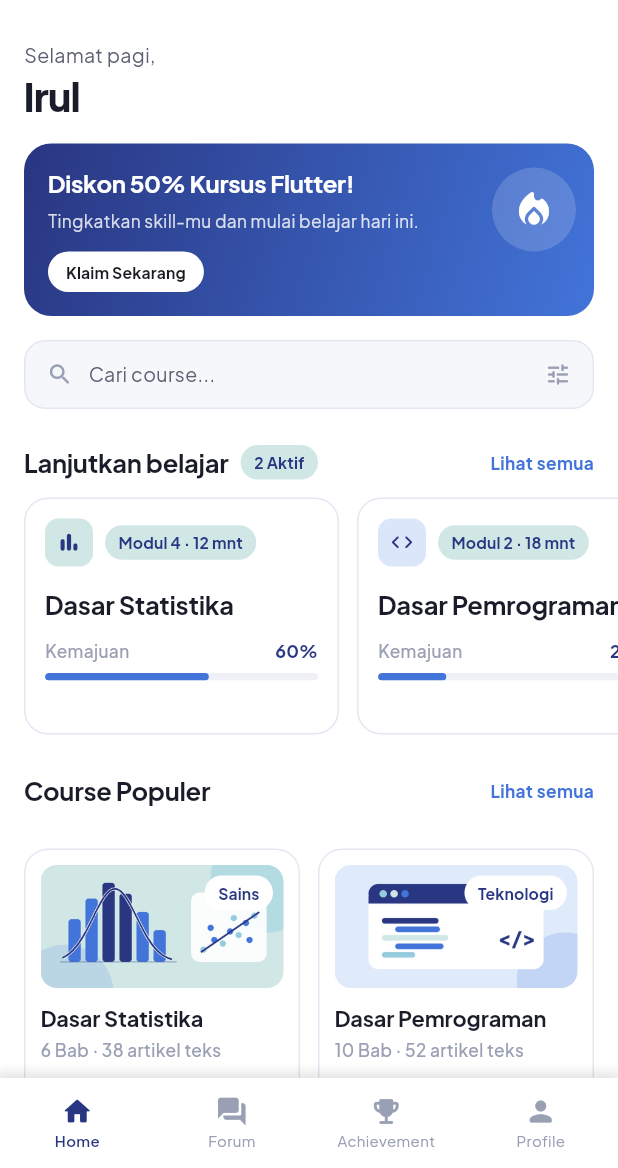
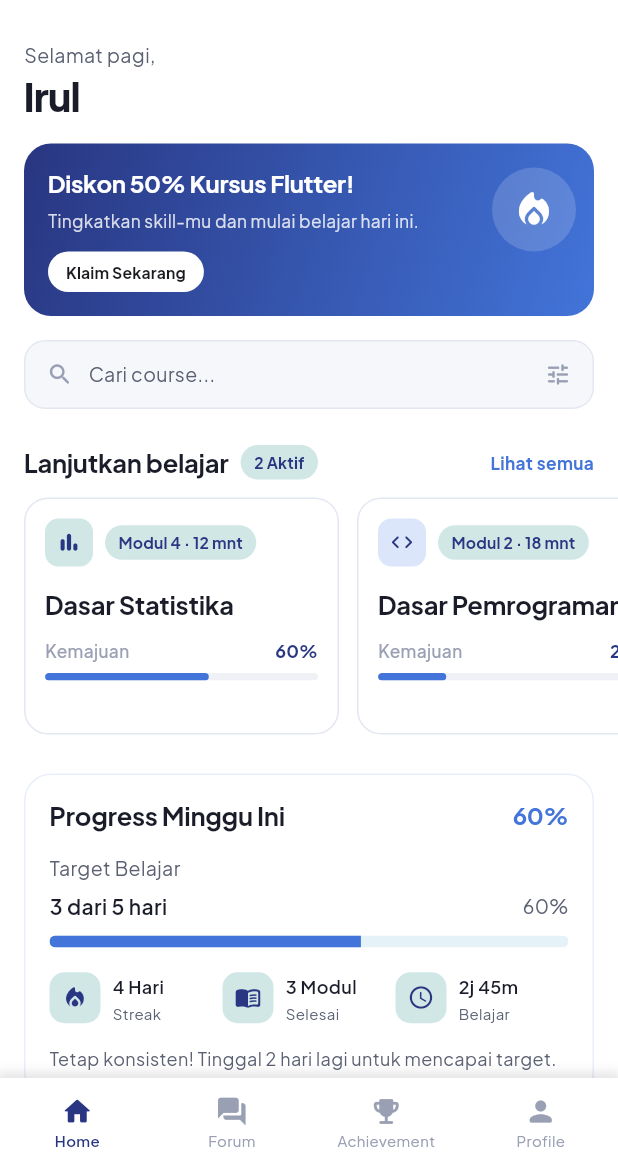
Before and after one commit to amelia275/korse, a Flutter app: the screen it shows after launch, on a phone screen of 412 x 824 dp, the part 68-1236 px from its top. Run offline on Flutter 3.47's test engine with Material 3 defaults, Android fonts, the phone set to English and light mode, and no system bars.

Commit message:
Update home_screen.dart

```diff
--- a/lib/screens/home/home_screen.dart
+++ b/lib/screens/home/home_screen.dart
@@ -93,6 +93,7 @@ class HomeScreen extends StatelessWidget {
               ),
               const SizedBox(height: 26),
             ],
+            const ProgressWeeklyCard(),
             SectionHeader(
               title: 'Course Populer',
               trailing: 'Lihat semua',
@@ -242,3 +243,160 @@ class PromoBannerCard extends StatelessWidget {
     );
   }
 }
+
+class ProgressWeeklyCard extends StatelessWidget {
+  const ProgressWeeklyCard({super.key});
+
+  @override
+  Widget build(BuildContext context) {
+    return Container(
+      padding: const EdgeInsets.all(16),
+      decoration: BoxDecoration(
+        color: AppColors.onPrimary,
+        borderRadius: BorderRadius.circular(18),
+        border: Border.all(
+          color: AppColors.blue.withValues(alpha: 0.12),
+        ),
+      ),
+      child: Column(
+        crossAxisAlignment: CrossAxisAlignment.start,
+        children: [
+          Row(
+            mainAxisAlignment: MainAxisAlignment.spaceBetween,
+            children: [
+              Text(
+                'Progress Minggu Ini',
+                style: AppTextStyles.h2.copyWith(fontSize: 17),
+              ),
+              Text(
+                '60%',
+                style: AppTextStyles.h2.copyWith(
+                  color: AppColors.blue,
+                  fontSize: 16,
+                ),
+              ),
+            ],
+          ),
+          const SizedBox(height: 14),
+          Text(
+            'Target Belajar',
+            style: AppTextStyles.bodySecondary,
+          ),
+          const SizedBox(height: 4),
+          Row(
+            mainAxisAlignment: MainAxisAlignment.spaceBetween,
+            children: [
+              Text(
+                '3 dari 5 hari',
+                style: AppTextStyles.body.copyWith(
+                  fontWeight: FontWeight.w600,
+                ),
+              ),
+              Text(
+                '60%',
+                style: AppTextStyles.bodySecondary,
+              ),
+            ],
+          ),
+          const SizedBox(height: 8),
+          ClipRRect(
+            borderRadius: BorderRadius.circular(999),
+            child: LinearProgressIndicator(
+              value: 0.6,
+              minHeight: 8,
+              backgroundColor: AppColors.skyBlue.withValues(alpha: 0.25),
+              valueColor: const AlwaysStoppedAnimation<Color>(
+                AppColors.blue,
+              ),
+            ),
+          ),
+          const SizedBox(height: 16),
+          Row(
+            children: [
+              Expanded(
+                child: _ProgressItem(
+                  icon: Icons.local_fire_department_rounded,
+                  value: '4 Hari',
+                  label: 'Streak',
+                ),
+              ),
+              Expanded(
+                child: _ProgressItem(
+                  icon: Icons.menu_book_rounded,
+                  value: '3 Modul',
+                  label: 'Selesai',
+                ),
+              ),
+              Expanded(
+                child: _ProgressItem(
+                  icon: Icons.schedule_rounded,
+                  value: '2j 45m',
+                  label: 'Belajar',
+                ),
+              ),
+            ],
+          ),
+          const SizedBox(height: 14),
+          Text(
+            'Tetap konsisten! Tinggal 2 hari lagi untuk mencapai target.',
+            style: AppTextStyles.bodySecondary.copyWith(
+              fontSize: 12,
+            ),
+          ),
+        ],
+      ),
+    );
+  }
+}
+
+class _ProgressItem extends StatelessWidget {
+  final IconData icon;
+  final String value;
+  final String label;
+
+  const _ProgressItem({
+    required this.icon,
+    required this.value,
+    required this.label,
+  });
+
+  @override
+  Widget build(BuildContext context) {
+    return Row(
+      children: [
+        Container(
+          width: 34,
+          height: 34,
+          decoration: BoxDecoration(
+            color: AppColors.mint,
+            borderRadius: BorderRadius.circular(10),
+          ),
+          child: Icon(
+            icon,
+            color: AppColors.navy,
+            size: 18,
+          ),
+        ),
+        const SizedBox(width: 8),
+        Column(
+          crossAxisAlignment: CrossAxisAlignment.start,
+          children: [
+            Text(
+              value,
+              style: AppTextStyles.body.copyWith(
+                fontWeight: FontWeight.w600,
+                fontSize: 12,
+              ),
+            ),
+            Text(
+              label,
+              style: AppTextStyles.bodySecondary.copyWith(
+                fontSize: 10,
+              ),
+            ),
+          ],
+        ),
+      ],
+    );
+  }
+}
```
